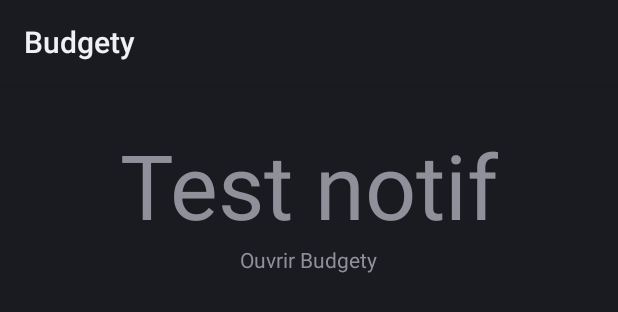
After one commit to clementTal/GlassCamp, an Android app: the layout notif.xml on its own in the app's theme, with its tools: preview values and no code run, on a phone screen of 412 x 824 dp. The commit adds this screen. Shown: the top 312 px of the screen. Run offline under Robolectric (Android 15) with nearby library versions, the phone set to English and light mode, and no system bars.

Commit message:
add notif

```diff
--- /dev/null
+++ b/app/src/main/res/layout/notif.xml
@@ -0,0 +1,43 @@
+<?xml version="1.0" encoding="utf-8"?>
+<FrameLayout xmlns:android="http://schemas.android.com/apk/res/android"
+    xmlns:tools="http://schemas.android.com/tools"
+    android:id="@+id/notif_layout"
+    android:layout_width="match_parent"
+    android:layout_height="match_parent"
+    >
+
+    <RelativeLayout
+        android:id="@+id/notif_body_layout"
+        android:layout_width="match_parent"
+        android:layout_height="@dimen/glass_card_body_height"
+        android:layout_marginLeft="@dimen/glass_card_margin"
+        android:layout_marginTop="@dimen/glass_card_margin"
+        android:layout_marginRight="@dimen/glass_card_margin"
+        android:layout_marginBottom="@dimen/glass_card_footer_margin"
+        tools:ignore="UselessLeaf"
+        >
+
+        <!-- Balance text big -->
+        <TextView
+            android:id="@+id/TV_notif"
+            android:layout_width="wrap_content"
+            android:layout_height="wrap_content"
+            android:layout_centerHorizontal="true"
+            android:textSize="60sp"
+            android:text="@string/notif"
+            />
+
+        <!-- Footnote "tap to take a picture" -->
+        <TextView
+            android:text="@string/display_home"
+            android:layout_width="wrap_content"
+            android:layout_height="70dp"
+            android:layout_below="@id/TV_notif"
+            android:layout_centerHorizontal="true"
+            android:singleLine="true"
+            />
+
+    </RelativeLayout>
+
+
+</FrameLayout>
--- a/app/src/main/res/values/strings.xml
+++ b/app/src/main/res/values/strings.xml
@@ -14,6 +14,8 @@
     <string name="confirm_photo">Valider</string>
     <string name="delete">Supprimer</string>
     <string name="delete_info">Taper pour supprimer</string>
+    <string name="notif">Test notif</string>
+    <string name="display_home">Ouvrir Budgety</string>
 
 
 </resources>
```
Also changed, not shown: app/src/main/java/com/example/glasscamp/app/GlassCamp.java (+16 -0 lines), app/src/main/java/com/example/glasscamp/app/LiveCardService.java (added, +141 -0 lines).
